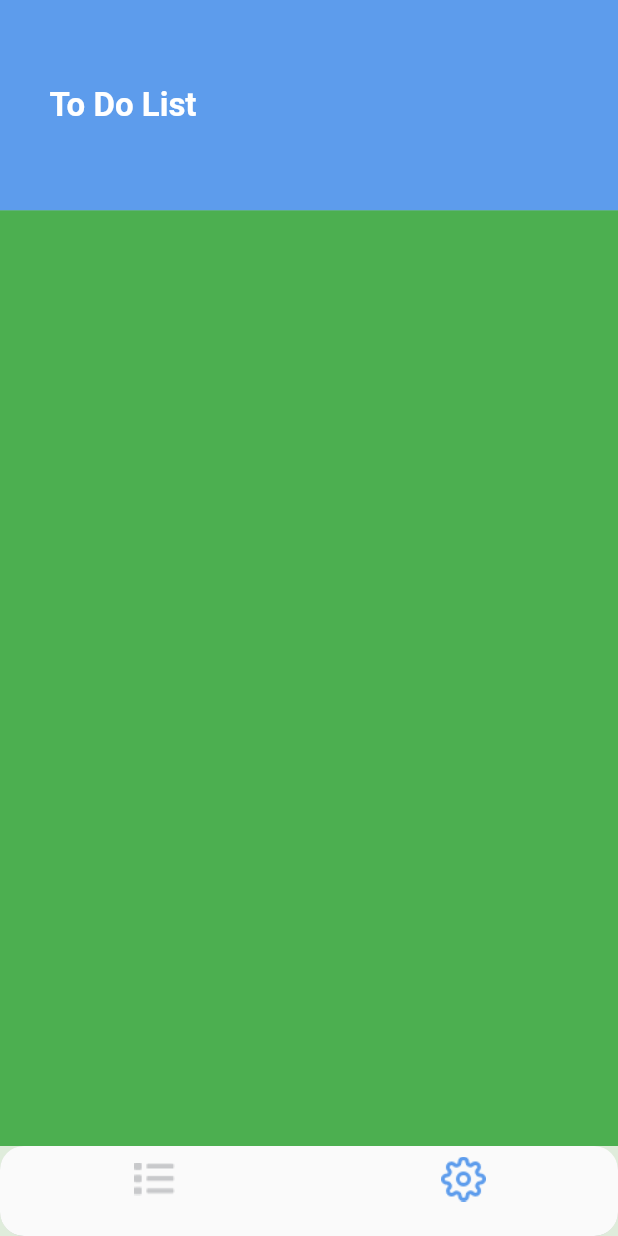
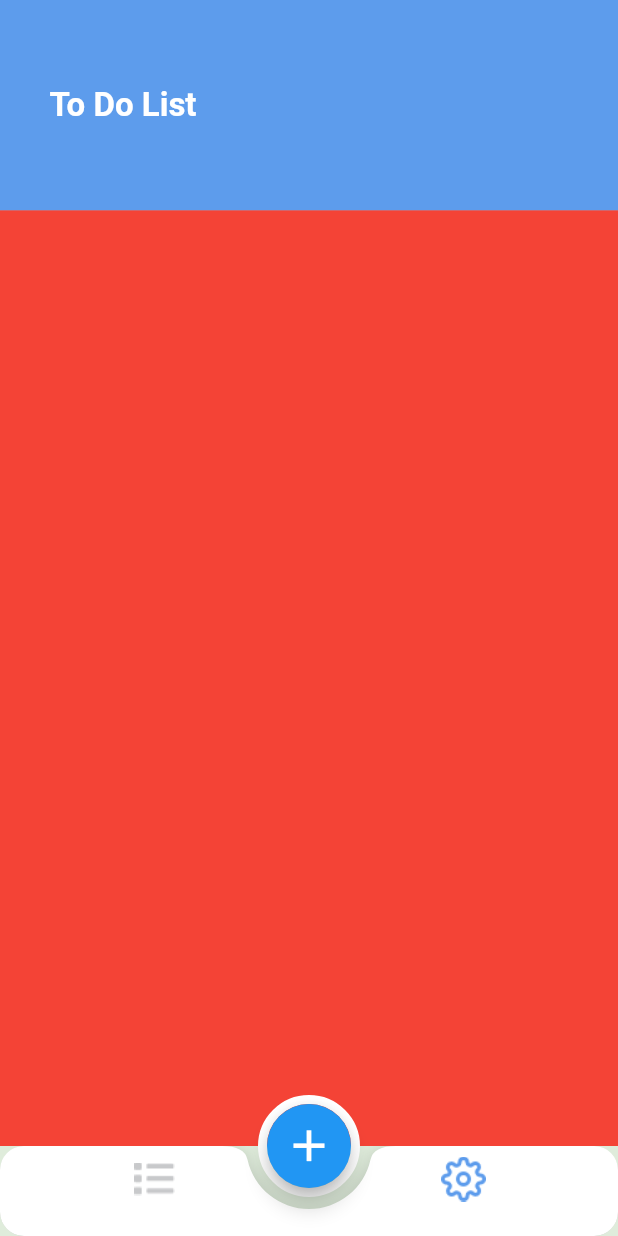
Before and after one commit to Rowanttarek344/TodoApp_, a Flutter app: the screen it shows after launch, item 2 of the bottom bar chosen, on a phone screen of 412 x 824 dp. Run offline on Flutter 3.47's test engine with Material 2 defaults, Android fonts, the phone set to English and light mode, and no system bars.

Commit message:
added floating action button.

```diff
--- a/lib/MyTheme.dart
+++ b/lib/MyTheme.dart
@@ -21,7 +21,9 @@ class MyTheme {
     scaffoldBackgroundColor: primary_light_color,
     bottomNavigationBarTheme: BottomNavigationBarThemeData(
       selectedItemColor: blue_color,
-      unselectedItemColor: gray_color
+      unselectedItemColor: gray_color,
+        backgroundColor: Colors.transparent,
+      elevation: 0
     ),
     primaryTextTheme: TextTheme(
       headline1: TextStyle(
@@ -40,7 +42,12 @@ class MyTheme {
       scaffoldBackgroundColor: primary_dark_color,
       bottomNavigationBarTheme: BottomNavigationBarThemeData(
           selectedItemColor: blue_color,
-          unselectedItemColor: gray_color
+          unselectedItemColor: gray_color,
+          backgroundColor: Colors.transparent,
+          elevation: 0
+      ),
+      floatingActionButtonTheme: FloatingActionButtonThemeData(
+        backgroundColor: blue_color
       ),
       primaryTextTheme: TextTheme(
           headline1: TextStyle(
--- a/lib/home_screen.dart
+++ b/lib/home_screen.dart
@@ -12,7 +12,7 @@ class home_screen extends StatefulWidget {
 
 class _home_screenState extends State<home_screen> {
   List<Widget> tabs=[
-    settings_tab(),task_list_tab()
+    task_list_tab(),settings_tab()
   ];
 
   int selected_index=0;
@@ -30,11 +30,27 @@ class _home_screenState extends State<home_screen> {
           color: MyTheme.blue_color,
         ),
       ),
+      floatingActionButton:Container(
+        decoration: BoxDecoration(
+          border: Border.all(color: Colors.white,width: 6,style: BorderStyle.solid),
+          borderRadius: BorderRadius.circular(50)
+        ),
+        child: FloatingActionButton(
+          onPressed: (){},
+          child:Icon(Icons.add,size: 35,) ,
+        ),
+
+      ) ,
+
+      floatingActionButtonLocation: FloatingActionButtonLocation.centerDocked,
 
       bottomNavigationBar: ClipRRect(
         borderRadius:BorderRadius.circular(16),
 
-        child: BottomNavigationBar(
+        child: BottomAppBar(
+          shape: CircularNotchedRectangle(),
+          notchMargin: 8,
+          child:BottomNavigationBar(
             currentIndex: selected_index,
             onTap: (value) => setState(() {
               selected_index=value;
@@ -50,7 +66,8 @@ class _home_screenState extends State<home_screen> {
               ),
 
             ],
-        ),
+          ) ,
+        )
       ),
       body:tabs[selected_index]
     );
--- a/lib/task_list/task_list_tab.dart
+++ b/lib/task_list/task_list_tab.dart
@@ -5,7 +5,6 @@ class task_list_tab extends StatelessWidget {
   @override
   Widget build(BuildContext context) {
     return Container(
-      color: Colors.green,
     );
   }
 }
```
Lines whose indentation alone changed are shown as unchanged.
